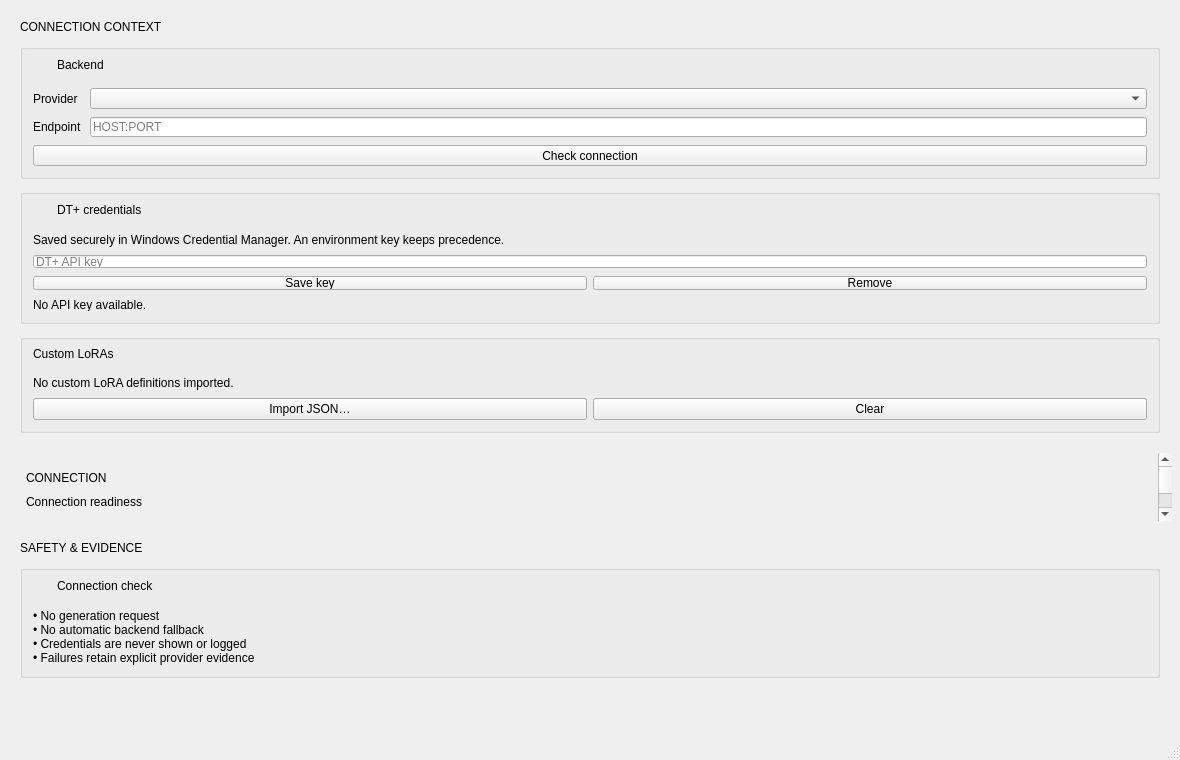
Qt form src/dtflow/ui/forms/main_window.ui (djebaz/dtflow) before a commit.
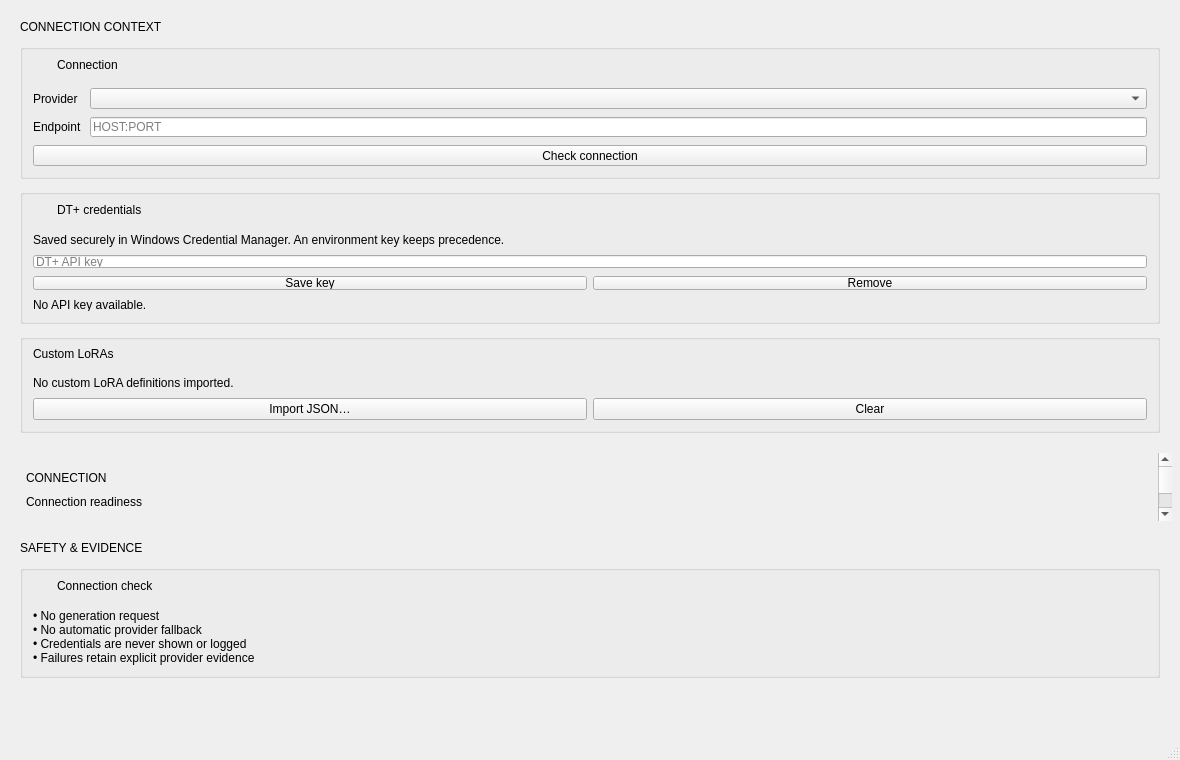
The same form after that commit.

The edit to the form file:
```diff
--- a/src/dtflow/ui/forms/main_window.ui
+++ b/src/dtflow/ui/forms/main_window.ui
@@ -159,7 +159,7 @@
                  <item>
                   <widget class="QLabel" name="connectionBoxHeading">
                    <property name="text">
-                    <string>Backend</string>
+                    <string>Connection</string>
                    </property>
                    <property name="textRole" stdset="0">
                     <string>panelHeading</string>
@@ -892,7 +892,7 @@
                   <widget class="QLabel" name="safetyLabel">
                    <property name="text">
                     <string>• No generation request
-• No automatic backend fallback
+• No automatic provider fallback
 • Credentials are never shown or logged
 • Failures retain explicit provider evidence</string>
                    </property>
```
Left out of the diff: 10 changed lines with no effect on the pictures.
